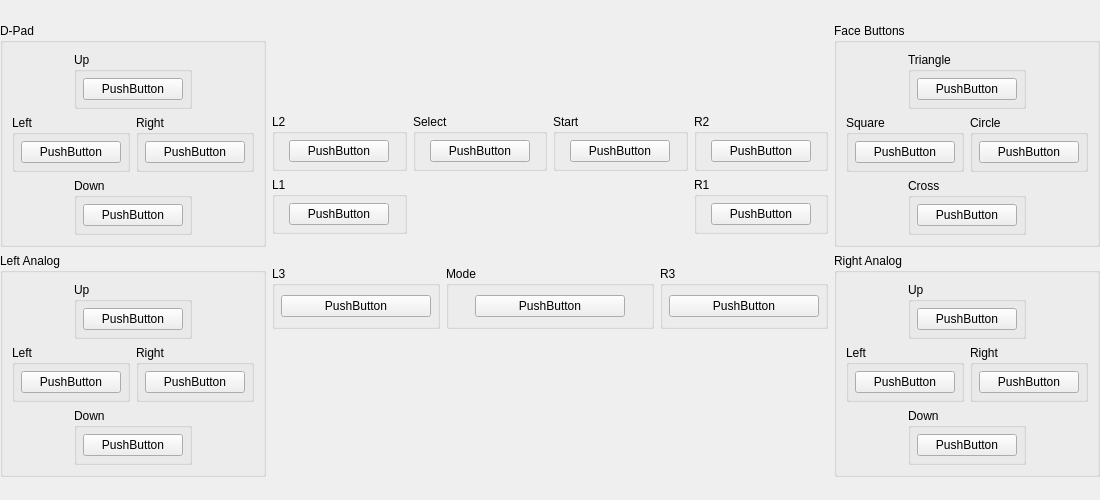
The window that src/duckstation-qt/controllerbindingwidget_analog_joystick.ui (kofxi3584karlayang/duckstation) describes before a commit, drawn with Qt 5.
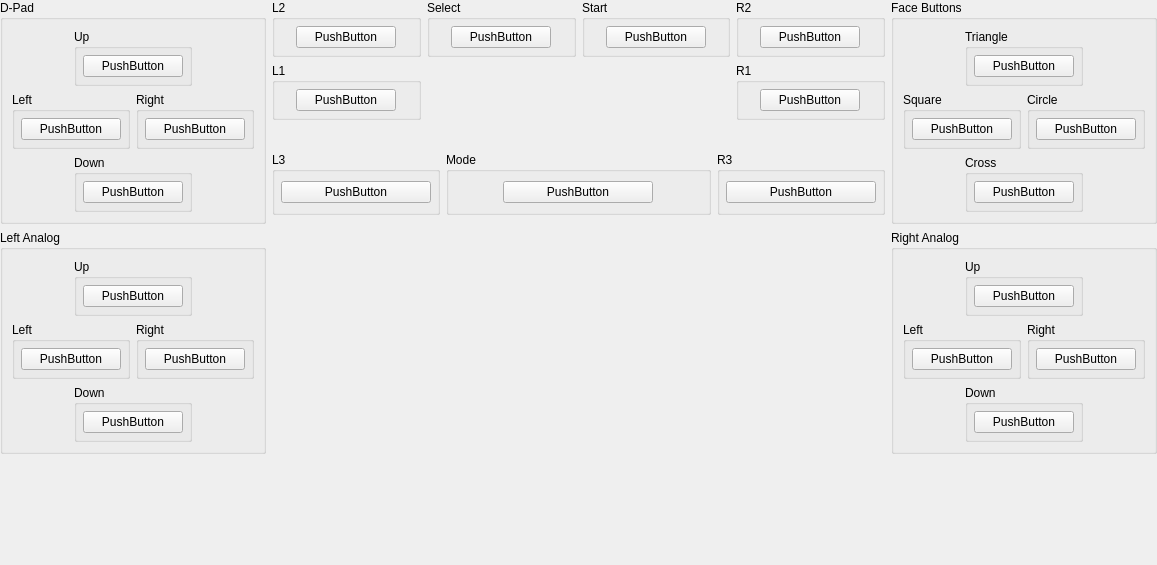
The same window after the commit. Icons and pictures are not drawn. Custom widgets are drawn as their Qt base class.

What changed in the file:
```diff
--- a/src/duckstation-qt/controllerbindingwidget_analog_joystick.ui
+++ b/src/duckstation-qt/controllerbindingwidget_analog_joystick.ui
@@ -6,8 +6,8 @@
    <rect>
     <x>0</x>
     <y>0</y>
-    <width>1100</width>
-    <height>500</height>
+    <width>1157</width>
+    <height>565</height>
    </rect>
   </property>
   <property name="sizePolicy">
@@ -40,19 +40,6 @@
    </property>
    <item row="0" column="0" rowspan="3">
     <layout class="QVBoxLayout" name="verticalLayout_2">
-     <item>
-      <spacer name="verticalSpacer_3">
-       <property name="orientation">
-        <enum>Qt::Vertical</enum>
-       </property>
-       <property name="sizeHint" stdset="0">
-        <size>
-         <width>20</width>
-         <height>40</height>
-        </size>
-       </property>
-      </spacer>
-     </item>
      <item>
       <widget class="QGroupBox" name="groupBox">
        <property name="title">
@@ -408,41 +395,41 @@
    </item>
    <item row="0" column="1">
     <layout class="QGridLayout" name="gridLayout_27">
+     <item row="1" column="3">
+      <widget class="QGroupBox" name="groupBox_24">
+       <property name="title">
+        <string>R1</string>
+       </property>
+       <layout class="QGridLayout" name="gridLayout_24">
+        <property name="leftMargin">
+         <number>6</number>
+        </property>
+        <property name="topMargin">
+         <number>6</number>
+        </property>
+        <property name="rightMargin">
+         <number>6</number>
+        </property>
+        <property name="bottomMargin">
+         <number>6</number>
+        </property>
+        <item row="0" column="0">
+         <widget class="InputBindingWidget" name="R1">
+          <property name="maximumSize">
+           <size>
+            <width>100</width>
+            <height>16777215</height>
+           </size>
+          </property>
+          <property name="text">
+           <string>PushButton</string>
+          </property>
+         </widget>
+        </item>
+       </layout>
+      </widget>
+     </item>
      <item row="1" column="0">
-      <widget class="QGroupBox" name="groupBox_21">
-       <property name="title">
-        <string>L2</string>
-       </property>
-       <layout class="QGridLayout" name="gridLayout_21">
-        <property name="leftMargin">
-         <number>6</number>
-        </property>
-        <property name="topMargin">
-         <number>6</number>
-        </property>
-        <property name="rightMargin">
-         <number>6</number>
-        </property>
-        <property name="bottomMargin">
-         <number>6</number>
-        </property>
-        <item row="0" column="0">
-         <widget class="InputBindingWidget" name="L2">
-          <property name="maximumSize">
-           <size>
-            <width>100</width>
-            <height>16777215</height>
-           </size>
-          </property>
-          <property name="text">
-           <string>PushButton</string>
-          </property>
-         </widget>
-        </item>
-       </layout>
-      </widget>
-     </item>
-     <item row="2" column="0">
       <widget class="QGroupBox" name="groupBox_22">
        <property name="title">
         <string>L1</string>
@@ -476,7 +463,41 @@
        </layout>
       </widget>
      </item>
-     <item row="1" column="3">
+     <item row="0" column="0">
+      <widget class="QGroupBox" name="groupBox_21">
+       <property name="title">
+        <string>L2</string>
+       </property>
+       <layout class="QGridLayout" name="gridLayout_21">
+        <property name="leftMargin">
+         <number>6</number>
+        </property>
+        <property name="topMargin">
+         <number>6</number>
+        </property>
+        <property name="rightMargin">
+         <number>6</number>
+        </property>
+        <property name="bottomMargin">
+         <number>6</number>
+        </property>
+        <item row="0" column="0">
+         <widget class="InputBindingWidget" name="L2">
+          <property name="maximumSize">
+           <size>
+            <width>100</width>
+            <height>16777215</height>
+           </size>
+          </property>
+          <property name="text">
+           <string>PushButton</string>
+          </property>
+         </widget>
+        </item>
+       </layout>
+      </widget>
+     </item>
+     <item row="0" column="3">
       <widget class="QGroupBox" name="groupBox_23">
        <property name="title">
         <string>R2</string>
@@ -510,7 +531,7 @@
        </layout>
       </widget>
      </item>
-     <item row="1" column="2">
+     <item row="0" column="2">
       <widget class="QGroupBox" name="groupBox_26">
        <property name="title">
         <string>Start</string>
@@ -544,41 +565,7 @@
        </layout>
       </widget>
      </item>
-     <item row="2" column="3">
-      <widget class="QGroupBox" name="groupBox_24">
-       <property name="title">
-        <string>R1</string>
-       </property>
-       <layout class="QGridLayout" name="gridLayout_24">
-        <property name="leftMargin">
-         <number>6</number>
-        </property>
-        <property name="topMargin">
-         <number>6</number>
-        </property>
-        <property name="rightMargin">
-         <number>6</number>
-        </property>
-        <property name="bottomMargin">
-         <number>6</number>
-        </property>
-        <item row="0" column="0">
-         <widget class="InputBindingWidget" name="R1">
-          <property name="maximumSize">
-           <size>
-            <width>100</width>
-            <height>16777215</height>
-           </size>
-          </property>
-          <property name="text">
-           <string>PushButton</string>
-          </property>
-         </widget>
-        </item>
-       </layout>
-      </widget>
-     </item>
-     <item row="1" column="1">
+     <item row="0" column="1">
       <widget class="QGroupBox" name="groupBox_25">
        <property name="title">
         <string>Select</string>
@@ -612,36 +599,10 @@
        </layout>
       </widget>
      </item>
-     <item row="0" column="1">
-      <spacer name="verticalSpacer_2">
-       <property name="orientation">
-        <enum>Qt::Vertical</enum>
-       </property>
-       <property name="sizeHint" stdset="0">
-        <size>
-         <width>20</width>
-         <height>40</height>
-        </size>
-       </property>
-      </spacer>
-     </item>
     </layout>
    </item>
    <item row="0" column="2" rowspan="3">
     <layout class="QVBoxLayout" name="verticalLayout">
-     <item>
-      <spacer name="verticalSpacer_6">
-       <property name="orientation">
-        <enum>Qt::Vertical</enum>
-       </property>
-       <property name="sizeHint" stdset="0">
-        <size>
-         <width>20</width>
-         <height>40</height>
-        </size>
-       </property>
-      </spacer>
-     </item>
      <item>
       <widget class="QGroupBox" name="groupBox_16">
        <property name="title">
```
Left out of the diff: 4 changed lines with no effect on the pictures.
